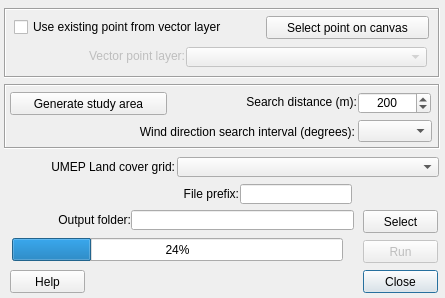
This is LandCoverFractionPoint/landcover_fraction_point_dialog_base.ui in UMEP-dev/UMEP as Qt 5 draws it before an edit. The edited form follows.
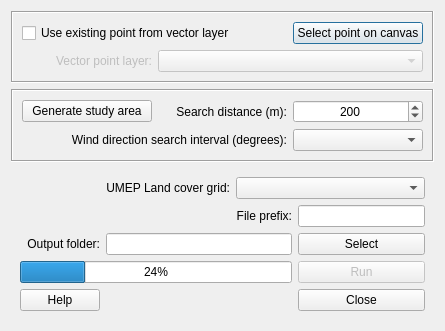
This is the edited form.

The edit to the form file:
```diff
--- a/LandCoverFractionPoint/landcover_fraction_point_dialog_base.ui
+++ b/LandCoverFractionPoint/landcover_fraction_point_dialog_base.ui
@@ -7,52 +7,24 @@
     <x>0</x>
     <y>0</y>
     <width>445</width>
-    <height>298</height>
+    <height>329</height>
    </rect>
   </property>
   <property name="windowTitle">
    <string>Land Cover Fraction Point</string>
   </property>
-  <widget class="QPushButton" name="closeButton">
-   <property name="enabled">
-    <bool>true</bool>
-   </property>
-   <property name="geometry">
-    <rect>
-     <x>363</x>
-     <y>270</y>
-     <width>75</width>
-     <height>23</height>
-    </rect>
-   </property>
-   <property name="text">
-    <string>Close</string>
-   </property>
-  </widget>
+  <layout class="QVBoxLayout" name="verticalLayout">
+   <item>
   <widget class="QFrame" name="frame_2">
-   <property name="geometry">
-    <rect>
-     <x>4</x>
-     <y>8</y>
-     <width>436</width>
-     <height>70</height>
-    </rect>
-   </property>
    <property name="frameShape">
     <enum>QFrame::Box</enum>
    </property>
    <property name="frameShadow">
     <enum>QFrame::Sunken</enum>
    </property>
+     <layout class="QGridLayout" name="gridLayout">
+      <item row="0" column="0" colspan="2">
    <widget class="QCheckBox" name="checkBoxVectorLayer">
-    <property name="geometry">
-     <rect>
-      <x>10</x>
-      <y>10</y>
-      <width>250</width>
-      <height>18</height>
-     </rect>
-    </property>
     <property name="layoutDirection">
      <enum>Qt::LeftToRight</enum>
     </property>
@@ -60,18 +32,44 @@
      <string>Use existing point from vector layer</string>
     </property>
    </widget>
+      </item>
+      <item row="0" column="2">
+       <widget class="QPushButton" name="selectpoint">
+        <property name="contextMenuPolicy">
+         <enum>Qt::DefaultContextMenu</enum>
+        </property>
+        <property name="toolTip">
+         <string>Select point on canvas</string>
+        </property>
+        <property name="whatsThis">
+         <string>Select a point on the canvas &lt;a href=README.html&gt; Click here for more info! &lt;/a href&gt;</string>
+        </property>
+        <property name="text">
+         <string>Select point on canvas</string>
+        </property>
+       </widget>
+      </item>
+      <item row="1" column="0">
+       <widget class="QLabel" name="label_6">
+        <property name="enabled">
+         <bool>false</bool>
+        </property>
+        <property name="text">
+         <string>Vector point layer:</string>
+        </property>
+        <property name="alignment">
+         <set>Qt::AlignRight|Qt::AlignTrailing|Qt::AlignVCenter</set>
+        </property>
+        <property name="buddy">
+         <cstring>comboBox_Point</cstring>
+        </property>
+       </widget>
+      </item>
+      <item row="1" column="1" colspan="2">
    <widget class="QComboBox" name="comboBox_Point">
     <property name="enabled">
      <bool>false</bool>
     </property>
-    <property name="geometry">
-     <rect>
-      <x>182</x>
-      <y>39</y>
-      <width>241</width>
-      <height>20</height>
-     </rect>
-    </property>
     <property name="toolTip">
      <string>&lt;!DOCTYPE HTML PUBLIC &quot;-//W3C//DTD HTML 4.0//EN&quot; &quot;http://www.w3.org/TR/REC-html40/strict.dtd&quot;&gt;
 &lt;html&gt;&lt;head&gt;&lt;meta name=&quot;qrichtext&quot; content=&quot;1&quot; /&gt;&lt;style type=&quot;text/css&quot;&gt;
@@ -80,172 +78,21 @@
 &lt;p style=&quot; margin-top:0px; margin-bottom:0px; margin-left:0px; margin-right:0px; -qt-block-indent:0; text-indent:0px;&quot;&gt;&lt;span style=&quot; font-size:8pt;&quot;&gt;This Polygon layer could include one single or mutiple squares &lt;/span&gt;&lt;/p&gt;&lt;/body&gt;&lt;/html&gt;</string>
     </property>
    </widget>
-   <widget class="QPushButton" name="selectpoint">
-    <property name="geometry">
-     <rect>
-      <x>262</x>
-      <y>8</y>
-      <width>163</width>
-      <height>23</height>
-     </rect>
-    </property>
-    <property name="contextMenuPolicy">
-     <enum>Qt::DefaultContextMenu</enum>
-    </property>
-    <property name="toolTip">
-     <string>Select point on canvas</string>
-    </property>
-    <property name="whatsThis">
-     <string>Select a point on the canvas &lt;a href=README.html&gt; Click here for more info! &lt;/a href&gt;</string>
-    </property>
-    <property name="text">
-     <string>Select point on canvas</string>
-    </property>
-   </widget>
-   <widget class="QLabel" name="label_6">
-    <property name="enabled">
-     <bool>false</bool>
-    </property>
-    <property name="geometry">
-     <rect>
-      <x>27</x>
-      <y>40</y>
-      <width>154</width>
-      <height>16</height>
-     </rect>
-    </property>
-    <property name="text">
-     <string>Vector point layer:</string>
-    </property>
-    <property name="alignment">
-     <set>Qt::AlignRight|Qt::AlignTrailing|Qt::AlignVCenter</set>
-    </property>
-    <property name="buddy">
-     <cstring>comboBox_Point</cstring>
-    </property>
-   </widget>
-  </widget>
-  <widget class="QPushButton" name="runButton">
-   <property name="enabled">
-    <bool>false</bool>
-   </property>
-   <property name="geometry">
-    <rect>
-     <x>363</x>
-     <y>240</y>
-     <width>75</width>
-     <height>23</height>
-    </rect>
-   </property>
-   <property name="text">
-    <string>Run</string>
-   </property>
-  </widget>
-  <widget class="QLabel" name="label_5">
-   <property name="geometry">
-    <rect>
-     <x>10</x>
-     <y>212</y>
-     <width>121</width>
-     <height>16</height>
-    </rect>
-   </property>
-   <property name="text">
-    <string>Output folder:</string>
-   </property>
-   <property name="alignment">
-    <set>Qt::AlignRight|Qt::AlignTrailing|Qt::AlignVCenter</set>
-   </property>
-  </widget>
-  <widget class="QPushButton" name="pushButtonSave">
-   <property name="geometry">
-    <rect>
-     <x>363</x>
-     <y>210</y>
-     <width>75</width>
-     <height>23</height>
-    </rect>
-   </property>
-   <property name="text">
-    <string>Select</string>
-   </property>
-  </widget>
-  <widget class="QProgressBar" name="progressBar">
-   <property name="geometry">
-    <rect>
-     <x>12</x>
-     <y>238</y>
-     <width>331</width>
-     <height>23</height>
-    </rect>
-   </property>
-   <property name="value">
-    <number>24</number>
-   </property>
-  </widget>
-  <widget class="QPushButton" name="helpButton">
-   <property name="geometry">
-    <rect>
-     <x>10</x>
-     <y>270</y>
-     <width>75</width>
-     <height>23</height>
-    </rect>
-   </property>
-   <property name="text">
-    <string>Help</string>
-   </property>
-  </widget>
-  <widget class="QLineEdit" name="textOutput">
-   <property name="geometry">
-    <rect>
-     <x>131</x>
-     <y>210</y>
-     <width>223</width>
-     <height>20</height>
-    </rect>
-   </property>
-  </widget>
+      </item>
+     </layout>
+    </widget>
+   </item>
+   <item>
   <widget class="QFrame" name="frame_3">
-   <property name="geometry">
-    <rect>
-     <x>4</x>
-     <y>84</y>
-     <width>436</width>
-     <height>65</height>
-    </rect>
-   </property>
    <property name="frameShape">
     <enum>QFrame::Box</enum>
    </property>
    <property name="frameShadow">
     <enum>QFrame::Sunken</enum>
    </property>
-   <widget class="QLabel" name="label_8">
-    <property name="geometry">
-     <rect>
-      <x>104</x>
-      <y>40</y>
-      <width>247</width>
-      <height>16</height>
-     </rect>
-    </property>
-    <property name="text">
-     <string>Wind direction search interval (degrees):</string>
-    </property>
-    <property name="alignment">
-     <set>Qt::AlignRight|Qt::AlignTrailing|Qt::AlignVCenter</set>
-    </property>
-   </widget>
+     <layout class="QGridLayout" name="gridLayout_2">
+      <item row="0" column="0">
    <widget class="QPushButton" name="generateArea">
-    <property name="geometry">
-     <rect>
-      <x>6</x>
-      <y>8</y>
-      <width>157</width>
-      <height>23</height>
-     </rect>
-    </property>
     <property name="contextMenuPolicy">
      <enum>Qt::DefaultContextMenu</enum>
     </property>
@@ -259,15 +106,22 @@
      <string>Generate study area</string>
     </property>
    </widget>
+      </item>
+      <item row="0" column="1">
+       <widget class="QLabel" name="label">
+        <property name="text">
+         <string>Search distance (m):</string>
+        </property>
+        <property name="alignment">
+         <set>Qt::AlignRight|Qt::AlignTrailing|Qt::AlignVCenter</set>
+        </property>
+       </widget>
+      </item>
+      <item row="1" column="2">
+       <widget class="QComboBox" name="degreeBox"/>
+      </item>
+      <item row="0" column="2">
    <widget class="QSpinBox" name="spinBox">
-    <property name="geometry">
-     <rect>
-      <x>354</x>
-      <y>8</y>
-      <width>73</width>
-      <height>22</height>
-     </rect>
-    </property>
     <property name="alignment">
      <set>Qt::AlignCenter</set>
     </property>
@@ -284,42 +138,31 @@
      <number>200</number>
     </property>
    </widget>
-   <widget class="QLabel" name="label">
-    <property name="geometry">
-     <rect>
-      <x>202</x>
-      <y>10</y>
-      <width>151</width>
-      <height>16</height>
-     </rect>
-    </property>
+      </item>
+      <item row="1" column="0" colspan="2">
+       <widget class="QLabel" name="label_8">
     <property name="text">
-     <string>Search distance (m):</string>
+         <string>Wind direction search interval (degrees):</string>
     </property>
     <property name="alignment">
      <set>Qt::AlignRight|Qt::AlignTrailing|Qt::AlignVCenter</set>
     </property>
    </widget>
-   <widget class="QComboBox" name="degreeBox">
-    <property name="geometry">
-     <rect>
-      <x>354</x>
-      <y>36</y>
-      <width>74</width>
-      <height>22</height>
-     </rect>
-    </property>
-   </widget>
-  </widget>
+      </item>
+     </layout>
+    </widget>
+   </item>
+   <item>
+    <widget class="QFrame" name="frame">
+     <property name="frameShape">
+      <enum>QFrame::NoFrame</enum>
+     </property>
+     <property name="frameShadow">
+      <enum>QFrame::Raised</enum>
+     </property>
+     <layout class="QGridLayout" name="gridLayout_3">
+      <item row="0" column="1">
   <widget class="QLabel" name="label_2">
-   <property name="geometry">
-    <rect>
-     <x>12</x>
-     <y>159</y>
-     <width>163</width>
-     <height>16</height>
-    </rect>
-   </property>
    <property name="text">
     <string>UMEP Land cover grid:</string>
    </property>
@@ -330,25 +173,12 @@
     <cstring>comboBox_lcgrid</cstring>
    </property>
   </widget>
-  <widget class="QComboBox" name="comboBox_lcgrid">
-   <property name="geometry">
-    <rect>
-     <x>177</x>
-     <y>157</y>
-     <width>262</width>
-     <height>20</height>
-    </rect>
-   </property>
-  </widget>
+      </item>
+      <item row="0" column="2" colspan="2">
+       <widget class="QComboBox" name="comboBox_lcgrid"/>
+      </item>
+      <item row="1" column="2">
   <widget class="QLabel" name="label_9">
-   <property name="geometry">
-    <rect>
-     <x>148</x>
-     <y>186</y>
-     <width>91</width>
-     <height>16</height>
-    </rect>
-   </property>
    <property name="text">
     <string>File prefix:</string>
    </property>
@@ -356,16 +186,68 @@
     <set>Qt::AlignRight|Qt::AlignTrailing|Qt::AlignVCenter</set>
    </property>
   </widget>
-  <widget class="QLineEdit" name="textOutput_prefix">
-   <property name="geometry">
-    <rect>
-     <x>240</x>
-     <y>184</y>
-     <width>112</width>
-     <height>20</height>
-    </rect>
-   </property>
-  </widget>
+      </item>
+      <item row="1" column="3">
+       <widget class="QLineEdit" name="textOutput_prefix"/>
+      </item>
+      <item row="2" column="0">
+       <widget class="QLabel" name="label_5">
+        <property name="text">
+         <string>Output folder:</string>
+        </property>
+        <property name="alignment">
+         <set>Qt::AlignRight|Qt::AlignTrailing|Qt::AlignVCenter</set>
+        </property>
+       </widget>
+      </item>
+      <item row="2" column="1" colspan="2">
+       <widget class="QLineEdit" name="textOutput"/>
+      </item>
+      <item row="2" column="3">
+       <widget class="QPushButton" name="pushButtonSave">
+        <property name="text">
+         <string>Select</string>
+        </property>
+       </widget>
+      </item>
+      <item row="3" column="0" colspan="3">
+       <widget class="QProgressBar" name="progressBar">
+        <property name="value">
+         <number>24</number>
+        </property>
+       </widget>
+      </item>
+      <item row="3" column="3">
+       <widget class="QPushButton" name="runButton">
+        <property name="enabled">
+         <bool>false</bool>
+        </property>
+        <property name="text">
+         <string>Run</string>
+        </property>
+       </widget>
+      </item>
+      <item row="4" column="0">
+       <widget class="QPushButton" name="helpButton">
+        <property name="text">
+         <string>Help</string>
+        </property>
+       </widget>
+      </item>
+      <item row="4" column="3">
+       <widget class="QPushButton" name="closeButton">
+        <property name="enabled">
+         <bool>true</bool>
+        </property>
+        <property name="text">
+         <string>Close</string>
+        </property>
+       </widget>
+      </item>
+     </layout>
+    </widget>
+   </item>
+  </layout>
  </widget>
  <resources/>
  <connections>
```
Left out of the diff: 43 changed lines with no effect on the pictures. Lines whose indentation alone changed are shown as unchanged.
